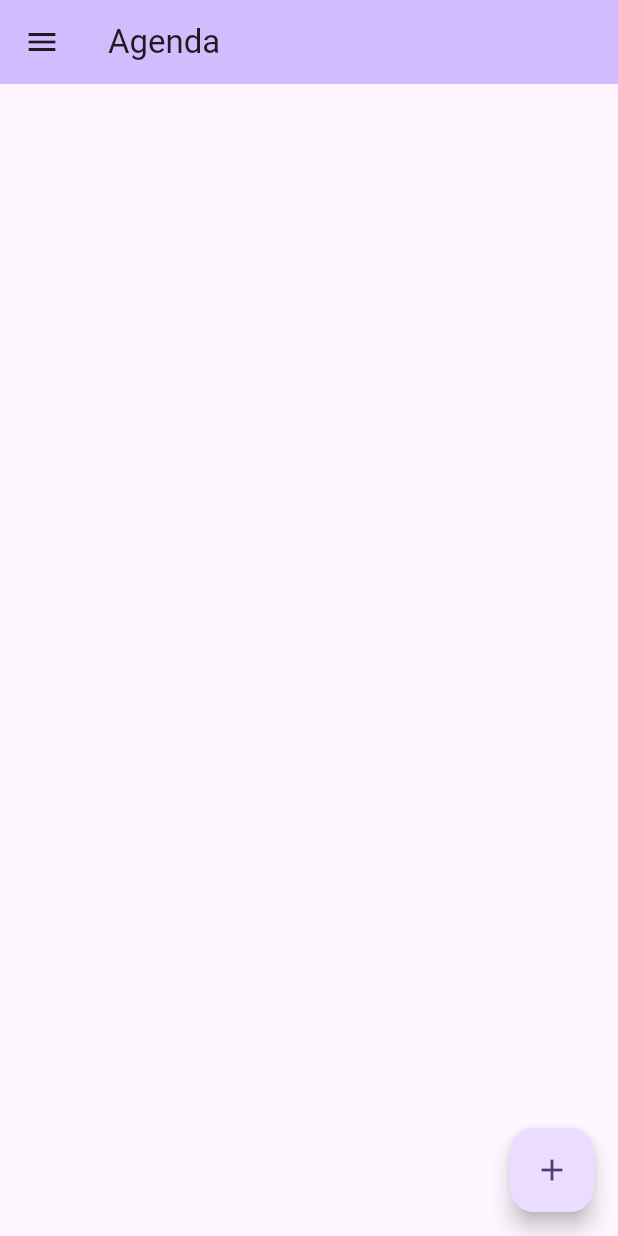
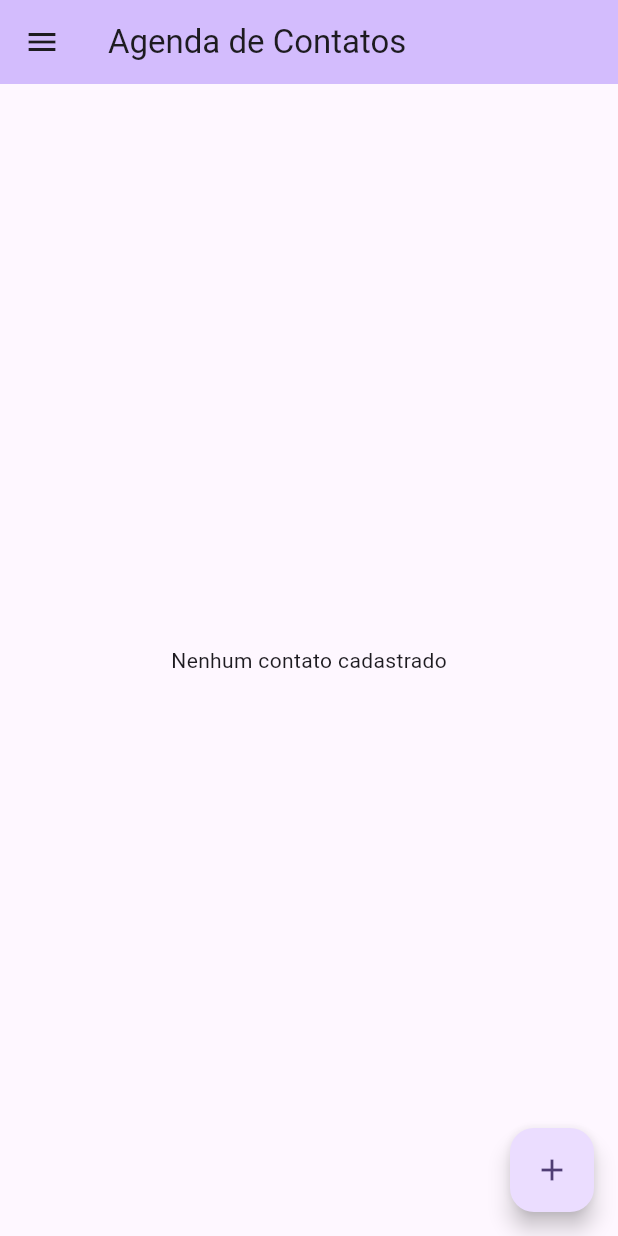
Before and after one commit to Yuri-Luan-Rodrigues/App_agenda, a Flutter app: the screen it shows after launch, on a phone screen of 412 x 824 dp. Run offline on Flutter 3.47's test engine with Material 3 defaults, Android fonts, the phone set to English and light mode, and no system bars.

Commit message:
mudanças de arquitetura
feita organização precisa dos componentes

```diff
--- a/app_agenda/lib/ContatoEntity.dart
+++ /dev/null
@@ -1,7 +0,0 @@
-class ContatoEntity {
-  String ?nome;
-  String ?email;
-  String ?telefone;
-
-
-}
--- a/app_agenda/lib/main.dart
+++ b/app_agenda/lib/main.dart
@@ -1,6 +1,5 @@
-import 'package:app_agenda/ContatoEntity.dart';
-import 'package:app_agenda/NovoCadastroScreen.dart';
 import 'package:flutter/material.dart';
+import 'screens/home_screen.dart';
 
 void main() {
   runApp(const MyApp());
@@ -9,7 +8,6 @@
 class MyApp extends StatelessWidget {
   const MyApp({super.key});
 
-  // This widget is the root of your application.
   @override
   Widget build(BuildContext context) {
     return MaterialApp(
@@ -17,83 +15,7 @@
       theme: ThemeData(
         colorScheme: ColorScheme.fromSeed(seedColor: Colors.deepPurple),
       ),
-      home: const MyHomePage(title: 'Agenda'),
+      home: const HomeScreen(),
     );
   }
 }
-
-class MyHomePage extends StatefulWidget {
-  const MyHomePage({super.key, required this.title});
-
-  final String title;
-
-  @override
-  State<MyHomePage> createState() => _MyHomePageState();
-}
-
-class _MyHomePageState extends State<MyHomePage> {
-  List<ContatoEntity> contatos = <ContatoEntity>[];
-
-  void _novoContato() async {
-    ContatoEntity? contatoEntity = await Navigator.of(
-      context,
-    ).push(MaterialPageRoute(builder: (context) => const NovoCadastroScreen()));
-    if (contatoEntity != null) {
-      contatos.add(contatoEntity);
-    }
-  }
-
-  @override
-  Widget build(BuildContext context) {
-    return Scaffold(
-      appBar: AppBar(
-        backgroundColor: Theme.of(context).colorScheme.inversePrimary,
-        title: Text(widget.title),
-      ),
-      drawer: Drawer(
-        child: ListView(
-          children: [
-            UserAccountsDrawerHeader(
-              currentAccountPicture: Icon(Icons.account_circle_sharp, size: 70),
-              accountName: Text('Yuri Luan'),
-              accountEmail: Text('Yuri.rodrigues@detran.go.gov.br'),
-            ),
-            ListTile(
-              leading: Icon(Icons.home),
-              title: Text('Inicio'),
-              onTap: () {},
-            ),
-            ListTile(
-              leading: Icon(Icons.account_circle),
-              title: Text('Contatos'),
-              onTap: () {},
-            ),
-            ListTile(
-              leading: Icon(Icons.add),
-              title: Text('Marcadores'),
-              onTap: () {},
-            ),
-            Divider(),
-            ListTile(
-              leading: Icon(Icons.block),
-              title: Text('Bloqueados'),
-              onTap: () {},
-            ),
-          ],
-        ),
-      ),
-      body: Center(
-        child: Column(
-          mainAxisAlignment: MainAxisAlignment.center,
-          children: <Widget>[],
-        ),
-      ),
-
-      floatingActionButton: FloatingActionButton(
-        onPressed: _novoContato,
-        tooltip: 'Increment',
-        child: const Icon(Icons.add),
-      ), // This trailing comma makes auto-formatting nicer for build methods.
-    );
-  }
-}
--- /dev/null
+++ b/app_agenda/lib/models/contato_entity.dart
@@ -0,0 +1,11 @@
+class ContatoEntity {
+  String nome;
+  String email;
+  String telefone;
+
+  ContatoEntity({
+    this.nome = '',
+    this.email = '',
+    this.telefone = '',
+  });
+}
--- /dev/null
+++ b/app_agenda/lib/screens/home_screen.dart
@@ -0,0 +1,96 @@
+import 'package:flutter/material.dart';
+import '../models/contato_entity.dart';
+import '../screens/novo_cadastro_screen.dart';
+import '../widgets/contato_tile.dart';
+
+class HomeScreen extends StatefulWidget {
+  const HomeScreen({super.key});
+
+  @override
+  State<HomeScreen> createState() => _HomeScreenState();
+}
+
+class _HomeScreenState extends State<HomeScreen> {
+  List<ContatoEntity> contatos = [];
+
+  void _novoContato({ContatoEntity? contatoExistente, int? index}) async {
+    ContatoEntity? resultado = await Navigator.of(context).push(
+      MaterialPageRoute(
+        builder: (context) => NovoCadastroScreen(contato: contatoExistente),
+      ),
+    );
+
+    if (resultado != null) {
+      setState(() {
+        if (contatoExistente != null && index != null) {
+          contatos[index] = resultado;
+        } else {
+          contatos.add(resultado);
+        }
+        _ordenarContatos();
+      });
+    }
+  }
+
+  void _excluirContato(int index) {
+    setState(() {
+      contatos.removeAt(index);
+    });
+  }
+
+  void _ordenarContatos() {
+    contatos.sort(
+      (a, b) => a.nome.toLowerCase().compareTo(b.nome.toLowerCase()),
+    );
+  }
+
+  @override
+  Widget build(BuildContext context) {
+    return Scaffold(
+      appBar: AppBar(
+        title: const Text('Agenda de Contatos'),
+        backgroundColor: Theme.of(context).colorScheme.inversePrimary,
+      ),
+      drawer: Drawer(
+        child: ListView(
+          children: const [
+            UserAccountsDrawerHeader(
+              currentAccountPicture: Icon(Icons.account_circle_sharp, size: 70),
+              accountName: Text('Yuri Luan'),
+              accountEmail: Text('Yuri.rodrigues@detran.go.gov.br'),
+            ),
+            ListTile(leading: Icon(Icons.home), title: Text('Início')),
+            ListTile(
+              leading: Icon(Icons.account_circle),
+              title: Text('Contatos'),
+            ),
+            ListTile(leading: Icon(Icons.add), title: Text('Marcadores')),
+            Divider(),
+            ListTile(leading: Icon(Icons.block), title: Text('Bloqueados')),
+          ],
+        ),
+      ),
+      body: contatos.isEmpty
+          ? const Center(child: Text('Nenhum contato cadastrado'))
+          : ListView.builder(
+              itemCount: contatos.length,
+              itemBuilder: (context, index) {
+                final contato = contatos[index];
+                return ContatoTile(
+                  contato: contato,
+                  index: index,
+                  onDelete: _excluirContato,
+                  onEdit: (contato, index) {
+                    _novoContato(contatoExistente: contato, index: index);
+                  },
+                );
+              },
+            ),
+      floatingActionButton: FloatingActionButton(
+        onPressed: () => _novoContato(),
+        tooltip: 'Adicionar Contato',
+        child: const Icon(Icons.add),
+      ),
+    );
+  }
+}
```
Also changed, not shown: app_agenda/lib/NovoCadastroScreen.dart (deleted, +0 -76 lines), app_agenda/lib/screens/novo_cadastro_screen.dart (added, +78 -0 lines), app_agenda/lib/widgets/contato_tile.dart (added, +32 -0 lines).
